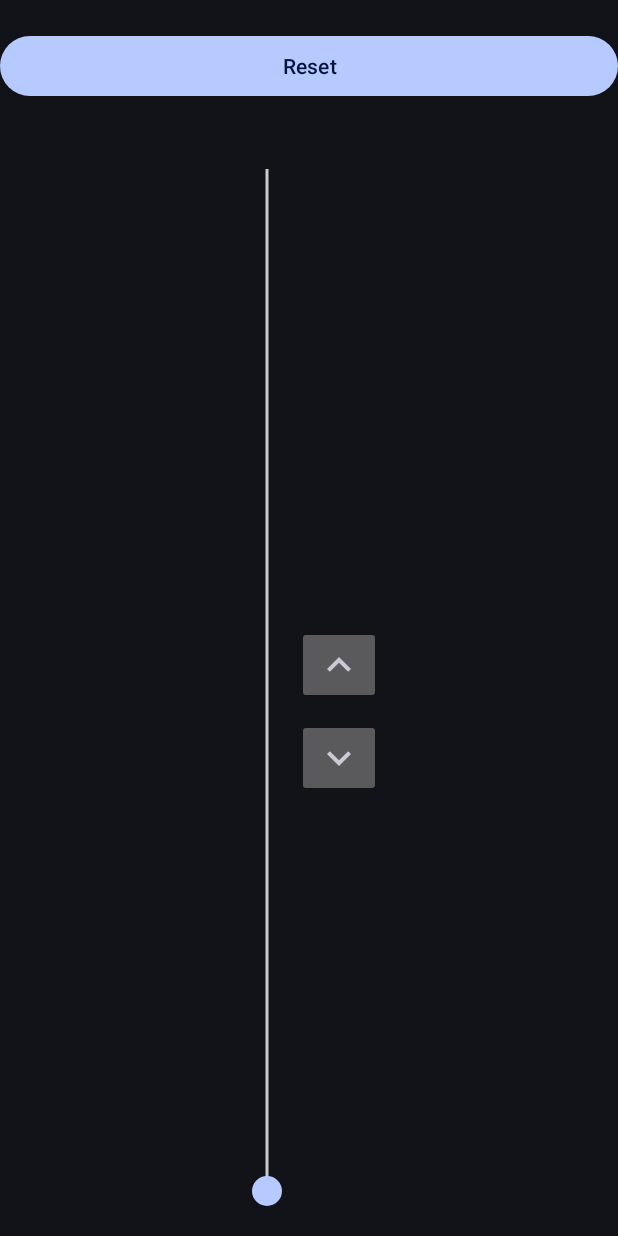
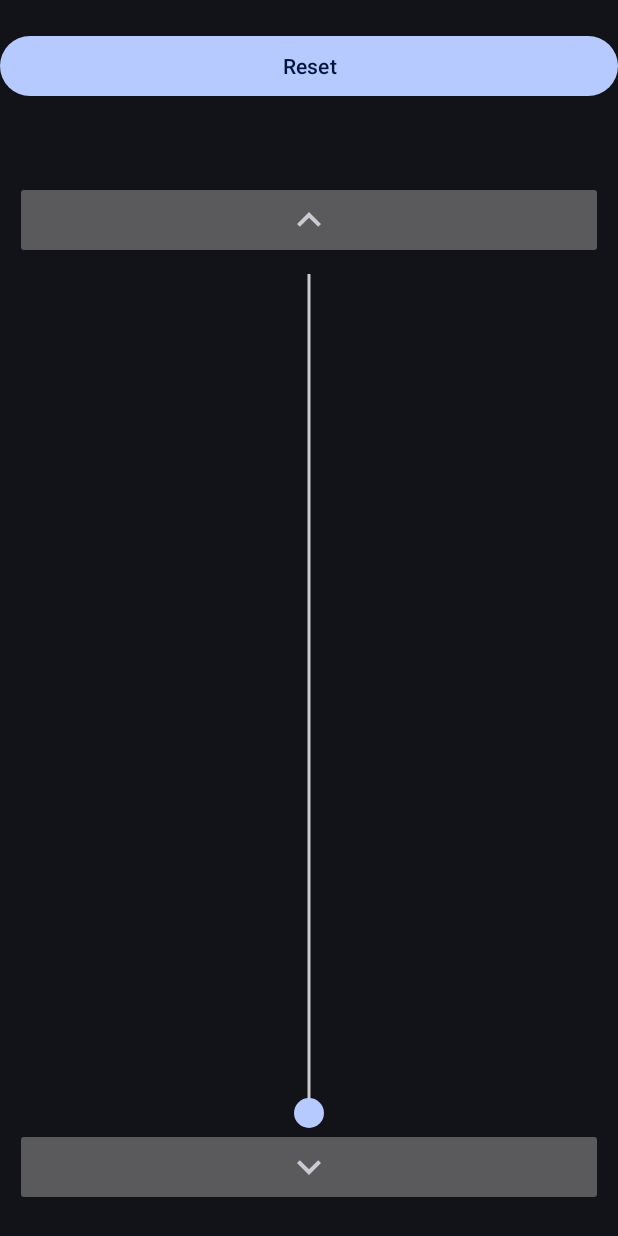
Before and after one commit to jasta/ev3-remote-control, an Android app: the layout ev3_motor.xml on its own in the app's theme, with its tools: preview values and no code run, on a phone screen of 412 x 824 dp. Run offline under Robolectric (Android 15) with nearby library versions, the phone set to English and light mode, and no system bars.

Commit message:
Arrange motor controls stacked vertically

```diff
--- a/client/android/app/src/main/res/layout/ev3_motor.xml
+++ b/client/android/app/src/main/res/layout/ev3_motor.xml
@@ -25,61 +25,42 @@
         android:layout_width="match_parent"
         android:layout_height="wrap_content"
         android:gravity="center_horizontal"
-        android:layout_marginBottom="10dp"
+        android:layout_marginBottom="-10dp"
         />
-
-    <LinearLayout
-        android:orientation="horizontal"
-        android:layout_width="wrap_content"
-        android:layout_height="0dp"
-        android:layout_weight="1"
-        android:layout_gravity="center_horizontal">
-
-        <org.devtcg.robotrc.robotview.view.VerticalSlider
-            android:id="@+id/motor_duty_cycle_slider"
-            android:layout_width="40dp"
-            android:layout_height="match_parent"
-            android:paddingBottom="10dp"
-            android:paddingTop="10dp"
-            />
-
-        <LinearLayout
-            android:orientation="vertical"
-            android:layout_width="wrap_content"
-            android:layout_height="wrap_content"
-            android:layout_gravity="center_vertical">
 
     <TextView
         android:id="@+id/motor_duty_cycle_label"
         android:layout_width="match_parent"
         android:layout_height="wrap_content"
         android:gravity="center_horizontal"
-                android:textAppearance="@style/TextAppearance.Material3.HeadlineSmall"
-                android:layout_marginBottom="10dp"
-                android:autoSizeTextType="uniform"
-                android:autoSizeMinTextSize="12sp"
-                android:autoSizeMaxTextSize="32sp"
-                android:autoSizeStepGranularity="2sp"
-                android:maxLines="1"
+        android:textAppearance="@style/TextAppearance.Material3.HeadlineMedium"
         />
 
     <ImageButton
         android:id="@+id/duty_up"
-                android:layout_width="wrap_content"
+        android:layout_width="match_parent"
         android:layout_height="wrap_content"
+        android:layout_marginLeft="10dp"
+        android:layout_marginRight="10dp"
         android:src="@drawable/ic_baseline_keyboard_arrow_up"
-                android:layout_marginBottom="10dp"
+        />
+
+    <org.devtcg.robotrc.robotview.view.VerticalSlider
+        android:id="@+id/motor_duty_cycle_slider"
+        android:layout_width="match_parent"
+        android:layout_height="0dp"
+        android:layout_weight="1"
+        android:paddingBottom="10dp"
+        android:paddingTop="10dp"
         />
 
     <ImageButton
         android:id="@+id/duty_down"
-                android:layout_width="wrap_content"
+        android:layout_width="match_parent"
         android:layout_height="wrap_content"
+        android:layout_marginLeft="10dp"
+        android:layout_marginRight="10dp"
         android:src="@drawable/ic_baseline_keyboard_arrow_down"
         />
 
 </LinearLayout>
-
-    </LinearLayout>
-
-</LinearLayout>
```
Lines whose indentation alone changed are shown as unchanged.
